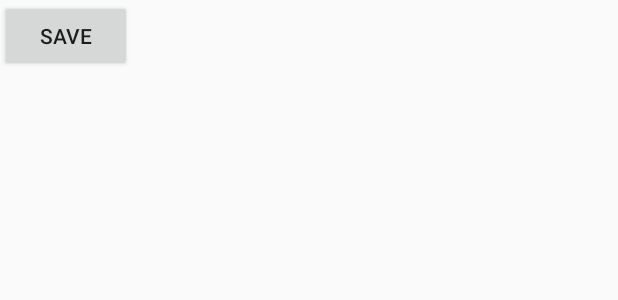
After one commit to danwells96/BP-App, an Android app: the layout popup_readerparams.xml on its own in the app's theme, with its tools: preview values and no code run, on a phone screen of 412 x 824 dp. The commit adds this screen. Shown: the top 300 px of the screen. Run offline under Robolectric (Android 15) with nearby library versions, the phone set to English and light mode, and no system bars.

Commit message:
Added popup window to edit reader parameters

```diff
--- /dev/null
+++ b/app/src/main/res/layout/popup_readerparams.xml
@@ -0,0 +1,12 @@
+<?xml version="1.0" encoding="utf-8"?>
+<android.support.constraint.ConstraintLayout
+    xmlns:android="http://schemas.android.com/apk/res/android" android:layout_width="match_parent"
+    android:layout_height="match_parent">
+    <Button
+        android:layout_width="wrap_content"
+        android:layout_height="wrap_content"
+        android:id="@+id/popup_save"
+        android:text="Save"
+        android:clickable="true" />
+
+</android.support.constraint.ConstraintLayout>
```
Also changed, not shown: app/src/main/java/com/project/paulo/bpapp/Graph.java (+29 -0 lines), app/src/main/res/layout/graph.xml (+11 -7 lines).
